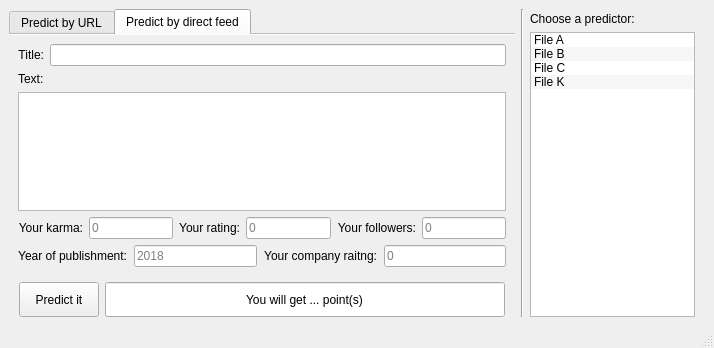
Old version of the form src/habrating/mainwindow.ui in the repository mmmm1998/---.
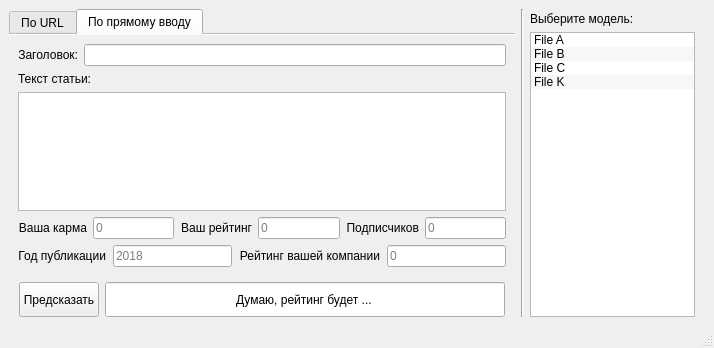
New version of the form.

Commit message: Translated GUI into Russian

Patch:
```diff
--- a/src/habrating/mainwindow.ui
+++ b/src/habrating/mainwindow.ui
@@ -66,7 +66,7 @@
         </property>
         <widget class="QWidget" name="url_tab">
          <attribute name="title">
-          <string>Predict by URL</string>
+          <string>По URL</string>
          </attribute>
          <layout class="QGridLayout" name="gridLayout_2">
           <item row="1" column="0">
@@ -127,7 +127,7 @@
         </widget>
         <widget class="QWidget" name="direct_tab">
          <attribute name="title">
-          <string>Predict by direct feed</string>
+          <string>По прямому вводу</string>
          </attribute>
          <layout class="QGridLayout" name="gridLayout">
           <item row="0" column="0">
@@ -150,7 +150,7 @@
                <item>
                 <widget class="QLabel" name="label_title">
                  <property name="text">
-                  <string>Title:</string>
+                  <string>Заголовок:</string>
                  </property>
                  <property name="alignment">
                   <set>Qt::AlignRight|Qt::AlignTrailing|Qt::AlignVCenter</set>
@@ -168,7 +168,7 @@
              <item>
               <widget class="QLabel" name="label">
                <property name="text">
-                <string>Text:</string>
+                <string>Текст статьи:</string>
                </property>
                <property name="buddy">
                 <cstring>text_field</cstring>
@@ -190,7 +190,7 @@
                <item>
                 <widget class="QLabel" name="label_akarma">
                  <property name="text">
-                  <string>Your karma:</string>
+                  <string>Ваша карма</string>
                  </property>
                  <property name="alignment">
                   <set>Qt::AlignRight|Qt::AlignTrailing|Qt::AlignVCenter</set>
@@ -219,7 +219,7 @@
                <item>
                 <widget class="QLabel" name="label_arating">
                  <property name="text">
-                  <string>Your rating:</string>
+                  <string>Ваш рейтинг</string>
                  </property>
                  <property name="alignment">
                   <set>Qt::AlignRight|Qt::AlignTrailing|Qt::AlignVCenter</set>
@@ -248,7 +248,7 @@
                <item>
                 <widget class="QLabel" name="label_asubs">
                  <property name="text">
-                  <string>Your followers:</string>
+                  <string>Подписчиков</string>
                  </property>
                  <property name="alignment">
                   <set>Qt::AlignRight|Qt::AlignTrailing|Qt::AlignVCenter</set>
@@ -293,7 +293,7 @@
             <item>
              <widget class="QLabel" name="label_year">
               <property name="text">
-               <string>Year of publishment:</string>
+               <string>Год публикации</string>
               </property>
               <property name="alignment">
                <set>Qt::AlignRight|Qt::AlignTrailing|Qt::AlignVCenter</set>
@@ -328,7 +328,7 @@
             <item>
              <widget class="QLabel" name="label_comrating">
               <property name="text">
-               <string>Your company raitng:</string>
+               <string>Рейтинг вашей компании</string>
               </property>
               <property name="alignment">
                <set>Qt::AlignRight|Qt::AlignTrailing|Qt::AlignVCenter</set>
@@ -371,7 +371,7 @@
            </sizepolicy>
           </property>
           <property name="text">
-           <string>Predict it</string>
+           <string>Предсказать</string>
           </property>
           <property name="shortcut">
            <string>Return</string>
@@ -396,7 +396,7 @@
            </size>
           </property>
           <property name="text">
-           <string>You will get ... point(s)</string>
+           <string>Думаю, рейтинг будет ...</string>
           </property>
           <property name="frame">
            <bool>true</bool>
@@ -449,7 +449,7 @@
          </sizepolicy>
         </property>
         <property name="text">
-         <string>Choose a predictor:</string>
+         <string>Выберите модель:</string>
         </property>
         <property name="buddy">
          <cstring>model_selector</cstring>
```
The commit also changes 1 other file.
